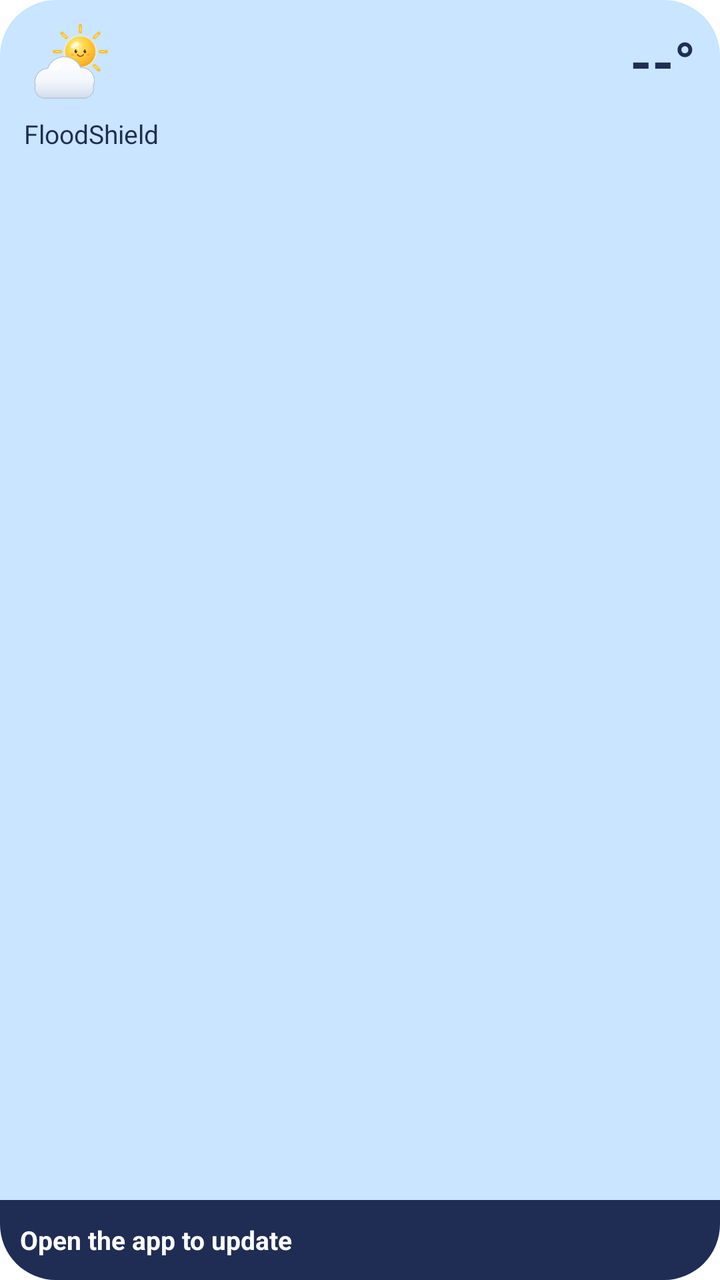
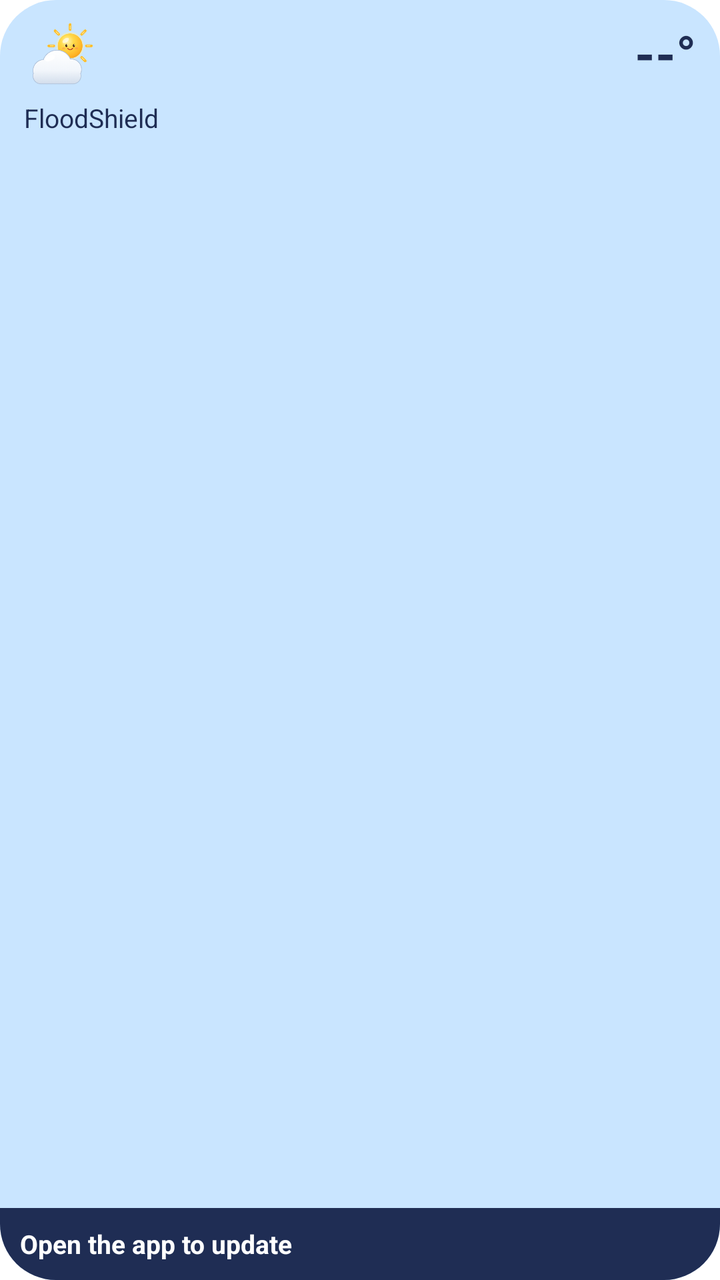

Compare the two renders of this Android layout. The source of the first and the diff that turns it into the second are given below.
<!-- AndroidManifest.xml: application theme AppTheme -->
<!-- res/layout/widget_small.xml -->
<?xml version="1.0" encoding="utf-8"?>
<LinearLayout xmlns:android="http://schemas.android.com/apk/res/android"
    android:id="@android:id/background"
    android:layout_width="match_parent"
    android:layout_height="match_parent"
    android:background="@drawable/widget_background"
    android:orientation="vertical">

    <LinearLayout
        android:layout_width="match_parent"
        android:layout_height="0dp"
        android:layout_weight="1"
        android:orientation="vertical"
        android:paddingStart="12dp"
        android:paddingTop="10dp"
        android:paddingEnd="12dp"
        android:paddingBottom="6dp">

        <LinearLayout
            android:layout_width="match_parent"
            android:layout_height="wrap_content"
            android:gravity="center_vertical"
            android:orientation="horizontal">

            <ImageView
                android:id="@+id/widget_icon"
                android:layout_width="44dp"
                android:layout_height="44dp"
                android:importantForAccessibility="no"
                android:src="@drawable/widget_weather_cloudy_day" />

            <TextView
                android:id="@+id/widget_temperature"
                android:layout_width="0dp"
                android:layout_height="wrap_content"
                android:layout_weight="1"
                android:gravity="end"
                android:includeFontPadding="false"
                android:text="--°"
                android:textColor="#1F2D54"
                android:textSize="28sp"
                android:textStyle="bold" />
        </LinearLayout>

        <TextView
            android:id="@+id/widget_place"
            android:layout_width="match_parent"
            android:layout_height="wrap_content"
            android:layout_marginTop="4dp"
            android:ellipsize="end"
            android:maxLines="2"
            android:text="@string/app_name"
            android:textColor="#1F2D54"
            android:textSize="13sp" />

        
        <FrameLayout
            android:layout_width="match_parent"
            android:layout_height="0dp"
            android:layout_weight="1" />

        
        <LinearLayout
            android:id="@+id/widget_details"
            android:layout_width="match_parent"
            android:layout_height="wrap_content"
            android:orientation="horizontal"
            android:visibility="gone">

            <LinearLayout
                android:layout_width="0dp"
                android:layout_height="wrap_content"
                android:layout_weight="1"
                android:gravity="center_horizontal"
                android:orientation="vertical">

                <TextView
                    android:id="@+id/widget_wind_label"
                    android:layout_width="wrap_content"
                    android:layout_height="wrap_content"
                    android:maxLines="1"
                    android:text="@string/widget_wind"
                    android:textAllCaps="true"
                    android:textColor="#5A6E8C"
                    android:textSize="12sp" />

                <TextView
                    android:id="@+id/widget_wind"
                    android:layout_width="wrap_content"
                    android:layout_height="wrap_content"
                    android:layout_marginTop="2dp"
                    android:maxLines="1"
                    android:text="--"
                    android:textColor="#1F2D54"
                    android:textSize="16sp"
                    android:textStyle="bold" />
            </LinearLayout>

            <LinearLayout
                android:layout_width="0dp"
                android:layout_height="wrap_content"
                android:layout_weight="1"
                android:gravity="center_horizontal"
                android:orientation="vertical">

                <TextView
                    android:id="@+id/widget_feels_like_label"
                    android:layout_width="wrap_content"
                    android:layout_height="wrap_content"
                    android:maxLines="1"
                    android:text="@string/widget_feels_like"
                    android:textAllCaps="true"
                    android:textColor="#5A6E8C"
                    android:textSize="12sp" />

                <TextView
                    android:id="@+id/widget_feels_like"
                    android:layout_width="wrap_content"
                    android:layout_height="wrap_content"
                    android:layout_marginTop="2dp"
                    android:maxLines="1"
                    android:text="--"
                    android:textColor="#1F2D54"
                    android:textSize="16sp"
                    android:textStyle="bold" />
            </LinearLayout>
        </LinearLayout>

        <FrameLayout
            android:layout_width="match_parent"
            android:layout_height="0dp"
            android:layout_weight="1" />
    </LinearLayout>

    <LinearLayout
        android:id="@+id/widget_band"
        android:layout_width="match_parent"
        android:layout_height="wrap_content"
        android:background="@drawable/widget_band_unknown"
        android:gravity="center_vertical"
        android:minHeight="40dp"
        android:orientation="horizontal"
        android:paddingStart="10dp"
        android:paddingTop="4dp"
        android:paddingEnd="10dp"
        android:paddingBottom="4dp">

        <ImageView
            android:id="@+id/widget_band_icon"
            android:layout_width="18dp"
            android:layout_height="18dp"
            android:layout_marginEnd="6dp"
            android:importantForAccessibility="no"
            android:visibility="gone" />

        <TextView
            android:id="@+id/widget_band_text"
            android:layout_width="0dp"
            android:layout_height="wrap_content"
            android:layout_weight="1"
            android:ellipsize="end"
            android:maxLines="2"
            android:text="@string/widget_open_app"
            android:textColor="#FFFFFF"
            android:textSize="13sp"
            android:textStyle="bold" />
    </LinearLayout>
</LinearLayout>
<!-- resources referenced by this layout -->
<resources>
  <!-- drawable widget_background (drawable) -->
  <?xml version="1.0" encoding="utf-8"?>
  <shape xmlns:android="http://schemas.android.com/apk/res/android" android:shape="rectangle">
      <solid android:color="#C9E5FF" />
      <corners android:radius="@dimen/widget_radius" />
  </shape>
  <!-- drawable widget_band_unknown (drawable) -->
  <?xml version="1.0" encoding="utf-8"?>
  <shape xmlns:android="http://schemas.android.com/apk/res/android" android:shape="rectangle">
      <solid android:color="#1F2D54" />
      <corners android:bottomLeftRadius="@dimen/widget_radius" android:bottomRightRadius="@dimen/widget_radius" />
  </shape>
  <!-- drawable widget_weather_cloudy_day: png bitmap (drawable-nodpi, 29718 bytes) -->
  <string name="app_name">FloodShield</string>
  <string name="widget_feels_like">Feels like</string>
  <string name="widget_open_app">Open the app to update</string>
  <string name="widget_wind">Wind</string>
  <style name="AppTheme" parent="Theme.AppCompat.DayNight.NoActionBar">
          
          <item name="android:editTextBackground">@drawable/rn_edit_text_material</item>
          
          <item name="android:windowBackground">@drawable/launch_background</item>
      </style>
  <dimen name="widget_radius">16dp</dimen>
  <!-- drawable rn_edit_text_material (drawable) -->
  <?xml version="1.0" encoding="utf-8"?>
  <inset xmlns:android="http://schemas.android.com/apk/res/android"
         android:insetLeft="@dimen/abc_edit_text_inset_horizontal_material"
         android:insetRight="@dimen/abc_edit_text_inset_horizontal_material"
         android:insetTop="@dimen/abc_edit_text_inset_top_material"
         android:insetBottom="@dimen/abc_edit_text_inset_bottom_material"
         >
  
      <selector>
          
          <item android:state_enabled="false" android:drawable="@drawable/abc_textfield_default_mtrl_alpha"/>
          <item android:drawable="@drawable/abc_textfield_activated_mtrl_alpha"/>
      </selector>
  
  </inset>
  <!-- drawable launch_background (drawable) -->
  <?xml version="1.0" encoding="utf-8"?>
  <layer-list xmlns:android="http://schemas.android.com/apk/res/android">
      <item android:drawable="@android:color/white" />
      <item
          android:width="288dp"
          android:height="288dp"
          android:drawable="@drawable/splash_logo"
          android:gravity="center" />
  </layer-list>
  <!-- drawable splash_logo: png bitmap (drawable-hdpi, 34061 bytes) -->
</resources>

<!-- the commit's change to res/layout/widget_small.xml (unified diff, before → after) -->
@@ -24,8 +24,8 @@
 
             <ImageView
                 android:id="@+id/widget_icon"
-                android:layout_width="44dp"
-                android:layout_height="44dp"
+                android:layout_width="36dp"
+                android:layout_height="36dp"
                 android:importantForAccessibility="no"
                 android:src="@drawable/widget_weather_cloudy_day" />
 
@@ -36,9 +36,10 @@
                 android:layout_weight="1"
                 android:gravity="end"
                 android:includeFontPadding="false"
+                android:maxLines="1"
                 android:text="--°"
                 android:textColor="#1F2D54"
-                android:textSize="28sp"
+                android:textSize="26sp"
                 android:textStyle="bold" />
         </LinearLayout>
 
@@ -48,7 +49,7 @@
             android:layout_height="wrap_content"
             android:layout_marginTop="4dp"
             android:ellipsize="end"
-            android:maxLines="2"
+            android:maxLines="1"
             android:text="@string/app_name"
             android:textColor="#1F2D54"
             android:textSize="13sp" />
@@ -82,7 +83,7 @@
                     android:text="@string/widget_wind"
                     android:textAllCaps="true"
                     android:textColor="#5A6E8C"
-                    android:textSize="12sp" />
+                    android:textSize="11sp" />
 
                 <TextView
                     android:id="@+id/widget_wind"
@@ -92,7 +93,7 @@
                     android:maxLines="1"
                     android:text="--"
                     android:textColor="#1F2D54"
-                    android:textSize="16sp"
+                    android:textSize="15sp"
                     android:textStyle="bold" />
             </LinearLayout>
 
@@ -111,7 +112,7 @@
                     android:text="@string/widget_feels_like"
                     android:textAllCaps="true"
                     android:textColor="#5A6E8C"
-                    android:textSize="12sp" />
+                    android:textSize="11sp" />
 
                 <TextView
                     android:id="@+id/widget_feels_like"
@@ -121,7 +122,7 @@
                     android:maxLines="1"
                     android:text="--"
                     android:textColor="#1F2D54"
-                    android:textSize="16sp"
+                    android:textSize="15sp"
                     android:textStyle="bold" />
             </LinearLayout>
         </LinearLayout>
@@ -138,7 +139,7 @@
         android:layout_height="wrap_content"
         android:background="@drawable/widget_band_unknown"
         android:gravity="center_vertical"
-        android:minHeight="40dp"
+        android:minHeight="36dp"
         android:orientation="horizontal"
         android:paddingStart="10dp"
         android:paddingTop="4dp"
@@ -159,6 +160,7 @@
             android:layout_height="wrap_content"
             android:layout_weight="1"
             android:ellipsize="end"
+            android:gravity="center_vertical"
             android:maxLines="2"
             android:text="@string/widget_open_app"
             android:textColor="#FFFFFF"
